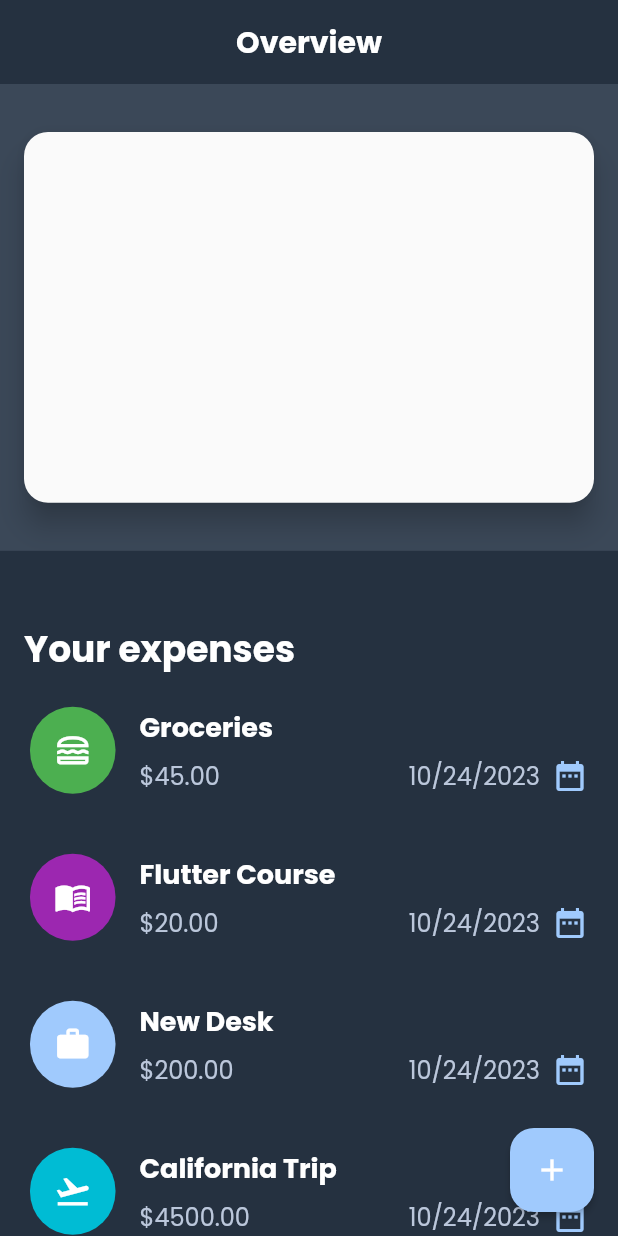
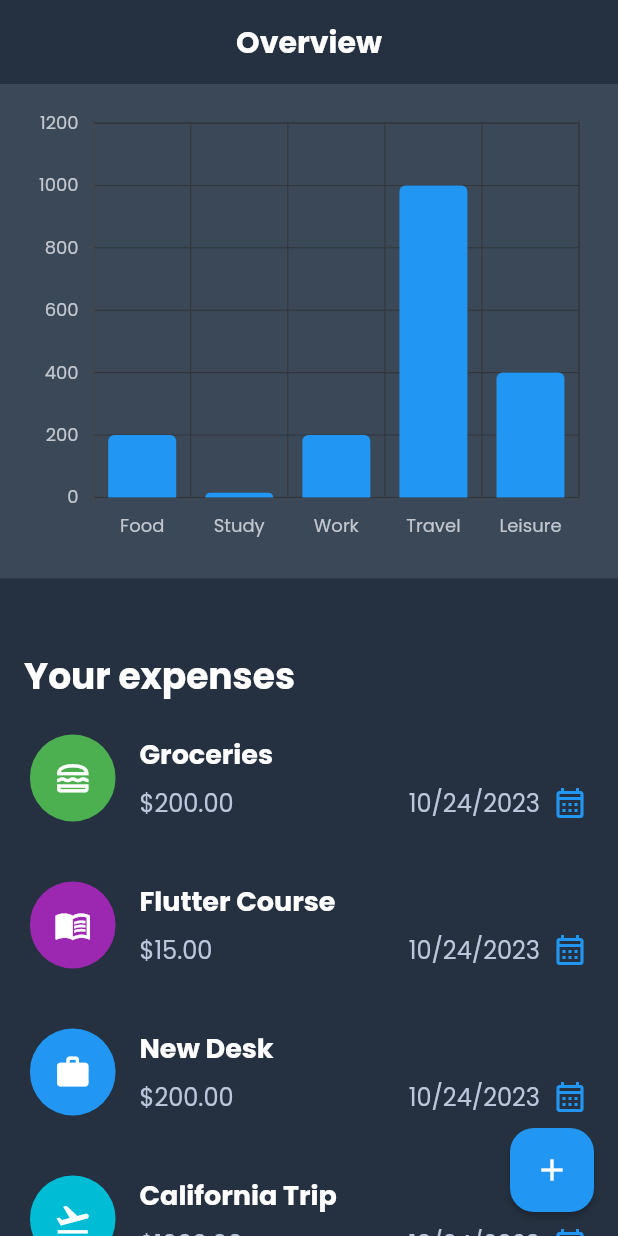
Before and after one commit to TNury/flutter_expenses_app, a Flutter app: the screen it shows after launch, on a phone screen of 412 x 824 dp. Run offline on Flutter 3.47's test engine with Material 2 defaults, Android fonts, the phone set to English and light mode, and no system bars; our stand-ins replace syncfusion_flutter_charts.

Commit message:
feat: Implemented expenses chart

```diff
--- a/lib/theme/text_theme.dart
+++ b/lib/theme/text_theme.dart
@@ -23,19 +23,19 @@ TextTheme textTheme([Color? textColor]) {
             ),
 
         // Headlines
-        headlineSmall: ThemeData().textTheme.titleLarge!.copyWith(
+        headlineSmall: ThemeData().textTheme.headlineSmall!.copyWith(
               fontFamily: 'Poppins',
               fontSize: 20,
               fontWeight: FontWeight.bold,
               color: textColor,
             ),
-        headlineMedium: ThemeData().textTheme.titleLarge!.copyWith(
+        headlineMedium: ThemeData().textTheme.headlineMedium!.copyWith(
               fontFamily: 'Poppins',
               fontSize: 24,
               fontWeight: FontWeight.bold,
               color: textColor,
             ),
-        headlineLarge: ThemeData().textTheme.titleLarge!.copyWith(
+        headlineLarge: ThemeData().textTheme.headlineLarge!.copyWith(
               fontFamily: 'Poppins',
               fontSize: 28,
               fontWeight: FontWeight.bold,
@@ -43,19 +43,19 @@ TextTheme textTheme([Color? textColor]) {
             ),
 
         // Body texts
-        bodySmall: ThemeData().textTheme.titleLarge!.copyWith(
+        bodySmall: ThemeData().textTheme.bodySmall!.copyWith(
               fontFamily: 'Poppins',
               fontSize: 14,
               fontWeight: FontWeight.normal,
               color: textColor,
             ),
-        bodyMedium: ThemeData().textTheme.titleLarge!.copyWith(
+        bodyMedium: ThemeData().textTheme.bodyMedium!.copyWith(
               fontFamily: 'Poppins',
               fontSize: 16,
               fontWeight: FontWeight.normal,
               color: textColor,
             ),
-        bodyLarge: ThemeData().textTheme.titleLarge!.copyWith(
+        bodyLarge: ThemeData().textTheme.bodyLarge!.copyWith(
               fontFamily: 'Poppins',
               fontSize: 18,
               fontWeight: FontWeight.normal,
@@ -63,29 +63,35 @@ TextTheme textTheme([Color? textColor]) {
             ),
 
         // Label texts
-        labelSmall: ThemeData().textTheme.titleLarge!.copyWith(
+        labelSmall: ThemeData().textTheme.labelSmall!.copyWith(
               fontFamily: 'Poppins',
+              fontSize: 14,
+              fontWeight: FontWeight.normal,
               color: textColor,
             ),
-        labelMedium: ThemeData().textTheme.titleLarge!.copyWith(
+        labelMedium: ThemeData().textTheme.labelMedium!.copyWith(
               fontFamily: 'Poppins',
+              fontSize: 16,
+              fontWeight: FontWeight.normal,
               color: textColor,
             ),
-        labelLarge: ThemeData().textTheme.titleLarge!.copyWith(
+        labelLarge: ThemeData().textTheme.labelLarge!.copyWith(
               fontFamily: 'Poppins',
+              fontSize: 18,
+              fontWeight: FontWeight.normal,
               color: textColor,
             ),
 
         // Display texts
-        displaySmall: ThemeData().textTheme.titleLarge!.copyWith(
+        displaySmall: ThemeData().textTheme.displaySmall!.copyWith(
               fontFamily: 'Poppins',
               color: textColor,
             ),
-        displayMedium: ThemeData().textTheme.titleLarge!.copyWith(
+        displayMedium: ThemeData().textTheme.displayMedium!.copyWith(
               fontFamily: 'Poppins',
               color: textColor,
             ),
-        displayLarge: ThemeData().textTheme.titleLarge!.copyWith(
+        displayLarge: ThemeData().textTheme.displayLarge!.copyWith(
               fontFamily: 'Poppins',
               color: textColor,
             ),
--- a/lib/widgets/screens/expenses_screen.dart
+++ b/lib/widgets/screens/expenses_screen.dart
@@ -17,13 +17,13 @@ class _ExpensesScreenState extends State<ExpensesScreen> {
     Expense(
       title: 'Groceries',
       category: Category.food,
-      amount: 45,
+      amount: 200,
       date: DateTime.now(),
     ),
     Expense(
       title: 'Flutter Course',
       category: Category.study,
-      amount: 20,
+      amount: 15,
       date: DateTime.now(),
     ),
     Expense(
@@ -35,7 +35,7 @@ class _ExpensesScreenState extends State<ExpensesScreen> {
     Expense(
       title: 'California Trip',
       category: Category.travel,
-      amount: 4500,
+      amount: 1000,
       date: DateTime.now(),
     ),
     Expense(
--- a/lib/widgets/ui/specialized/chart/chart.dart
+++ b/lib/widgets/ui/specialized/chart/chart.dart
@@ -1,32 +1,50 @@
-import 'dart:developer';
-
 import 'package:flutter/material.dart';
 import 'package:flutter_expenses_tracker/models/expense.dart';
-import 'package:flutter_expenses_tracker/models/expense_bucket.dart';
+import 'package:flutter_expenses_tracker/utils/utils.dart';
+import 'package:syncfusion_flutter_charts/charts.dart';
 
 class Chart extends StatelessWidget {
   const Chart(this.registeredExpenses, {super.key});
 
   final List<Expense> registeredExpenses;
 
+  // List<GDPData> get _chartsData {
+  //   return const [
+  //     GDPData('Food', 50),
+  //     GDPData('Travel', 600),
+  //     GDPData('Study', 200),
+  //     GDPData('Work', 300),
+  //     GDPData('Leisure', 300),
+  //   ];
+  // }
+
   @override
   Widget build(BuildContext context) {
     final double containerHeight =
-        MediaQuery.of(context).size.height * 0.3; // 30% of the screen height
+        MediaQuery.of(context).size.height * 0.4; // 40% of the screen height
 
     return Container(
-      padding: const EdgeInsets.symmetric(horizontal: 16, vertical: 32),
+      padding: const EdgeInsets.all(16),
       decoration: BoxDecoration(
         color: Theme.of(context).colorScheme.secondaryContainer,
       ),
-      child: Material(
-        elevation: 8,
-        borderRadius: BorderRadius.circular(16),
-        clipBehavior: Clip.hardEdge,
-        child: SizedBox(
-          width: double.infinity,
-          height: containerHeight,
-        ),
+      height: containerHeight,
+      child: SfCartesianChart(
+        series: <ChartSeries>[
+          ColumnSeries<Expense, String>(
+            dataSource: registeredExpenses,
+            xValueMapper: (Expense expense, _) =>
+                getCapitalizedString(expense.category.name),
+            yValueMapper: (Expense expense, _) => expense.amount,
+            color: Theme.of(context).colorScheme.primary,
+            borderRadius: const BorderRadius.only(
+              topLeft: Radius.circular(4),
+              topRight: Radius.circular(4),
+            ),
+          )
+        ],
+        primaryXAxis: CategoryAxis(),
+        primaryYAxis: NumericAxis(),
       ),
     );
   }
--- a/lib/widgets/ui/specialized/expenses_list/expenses_list_item.dart
+++ b/lib/widgets/ui/specialized/expenses_list/expenses_list_item.dart
@@ -81,7 +81,7 @@ class ExpensesListItem extends StatelessWidget {
                             ),
                           ),
                           const SizedBox(width: 8),
-                          const Icon(Icons.date_range),
+                          const Icon(Icons.calendar_month_outlined),
                         ],
                       )
                     ],
--- a/pubspec.yaml
+++ b/pubspec.yaml
@@ -36,6 +36,7 @@ dependencies:
   cupertino_icons: ^1.0.2
   uuid: ^4.1.0
   intl: ^0.18.1
+  syncfusion_flutter_charts: ^23.1.42
 
 dev_dependencies:
   flutter_test:
```
Also changed, not shown: lib/theme/dark_theme.dart (+11 -0 lines), lib/theme/theme.dart (+4 -4 lines), lib/widgets/ui/generic/date_input.dart (+25 -1 lines), pubspec.lock, 1 other file.
